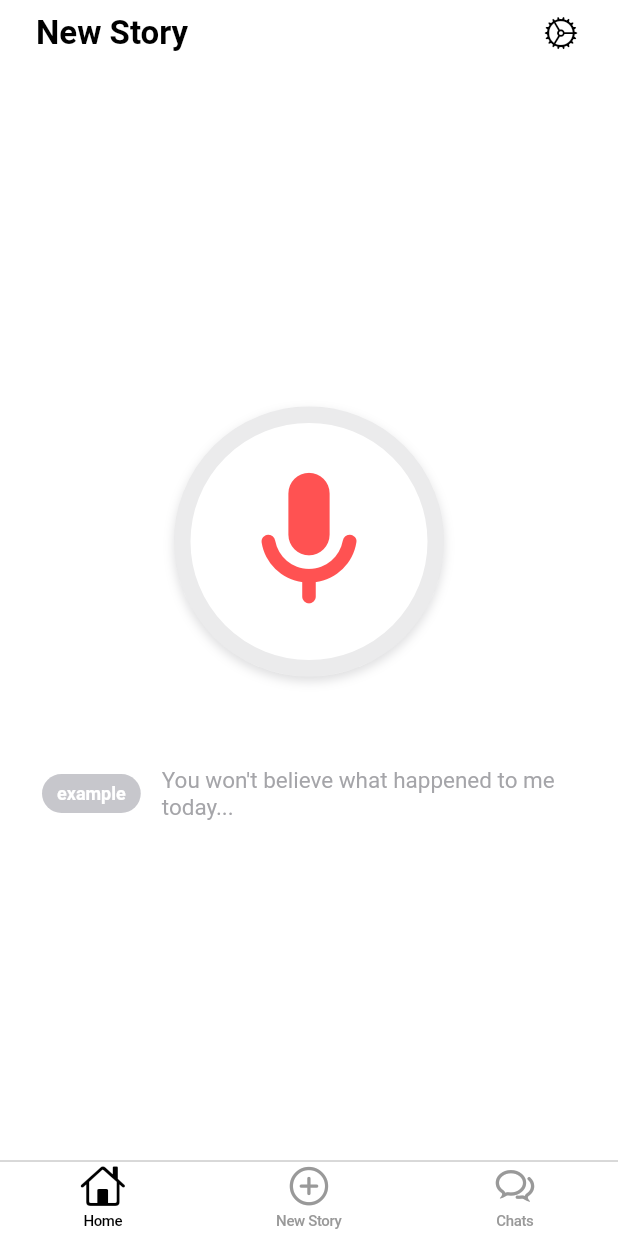
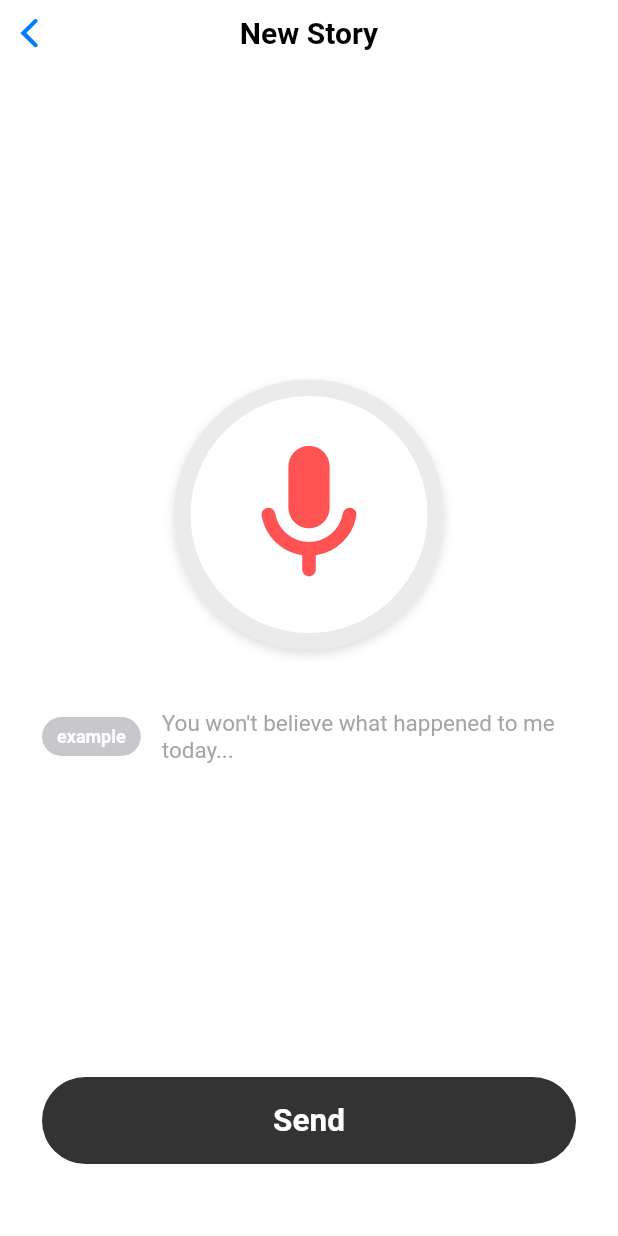
Before and after one commit to ekankr2/listen, a Flutter app: the NewStoryPage screen opened by its route, on a phone screen of 412 x 824 dp. Run offline on Flutter 3.47's test engine with Material 3 defaults, Android fonts, the phone set to English and light mode, and no system bars; our stand-ins replace get, get_storage, supabase_flutter; accounts and stored records are empty; project files that could hold a hidden picture were left out.

Commit message:
did navigation to new story but icon color not changing.

```diff
--- a/app/lib/app/routes.dart
+++ b/app/lib/app/routes.dart
@@ -5,17 +5,17 @@ import 'package:app/presentation/pages/settings/settings_page.dart';
 import 'package:get/get.dart';
 
 class AppPages {
-  static const initial = Routes.newStory;
+  static const initial = Routes.home;
 
   static final routes = [
     GetPage(
         name: '/',
         page: () => const HomePage(title: 'Listen'),
-        transition: Transition.noTransition),
+    ),
     GetPage(
         name: '/new-story',
         page: () => const NewStoryPage(),
-        transition: Transition.noTransition),
+        ),
     GetPage(
         name: '/chats',
         page: () => const ChatsPage(),
--- a/app/lib/controllers/navigation_controller.dart
+++ b/app/lib/controllers/navigation_controller.dart
@@ -7,13 +7,13 @@ class NavigationController extends GetxController {
     currentIndex.value = index;
     switch (index) {
       case 0:
-        Get.offAllNamed('/');
+        Get.offNamed('/');
         break;
       case 1:
-        Get.offAllNamed('/new-story');
+        Get.toNamed('/new-story');
         break;
       case 2:
-        Get.offAllNamed('/chats');
+        Get.offNamed('/chats');
         break;
     }
   }
--- a/app/lib/presentation/pages/home/home_page.dart
+++ b/app/lib/presentation/pages/home/home_page.dart
@@ -13,6 +13,7 @@ class HomePage extends StatelessWidget {
   @override
   Widget build(BuildContext context) {
     final HomeController store = Get.find<HomeController>();
+
 
     return BaseScaffold(
       title: title,
--- a/app/lib/presentation/pages/new-story/new_story_page.dart
+++ b/app/lib/presentation/pages/new-story/new_story_page.dart
@@ -1,19 +1,26 @@
-import 'package:app/presentation/widgets/base_scaffold.dart';
+import 'package:app/controllers/navigation_controller.dart';
 import 'package:app/presentation/widgets/buttons/circle_button.dart';
 import 'package:app/presentation/widgets/pill.dart';
 import 'package:flutter/cupertino.dart';
 import 'package:flutter/material.dart';
+import 'package:get/get.dart';
 
 class NewStoryPage extends StatelessWidget {
   const NewStoryPage({super.key});
 
   @override
   Widget build(BuildContext context) {
-    return BaseScaffold(
-      title: 'New Story',
-      body: Center(
-        child: Column(
-          spacing: 60,
+    final NavigationController navigationController =
+        Get.find<NavigationController>();
+
+    return CupertinoPageScaffold(
+      navigationBar: CupertinoNavigationBar(
+        middle: const Text('New Story'),
+      ),
+      child:
+          Column(mainAxisAlignment: MainAxisAlignment.spaceBetween, children: [
+        Expanded(
+            child: Column(
           mainAxisAlignment: MainAxisAlignment.center,
           children: [
             CircleButton(
@@ -21,6 +28,7 @@ class NewStoryPage extends StatelessWidget {
                 onPressed: () {},
                 child: Icon(Icons.mic_rounded,
                     color: Colors.redAccent, size: 110)),
+            SizedBox(height: 40),
             Padding(
               padding: const EdgeInsets.symmetric(horizontal: 28),
               child: Row(
@@ -29,17 +37,34 @@ class NewStoryPage extends StatelessWidget {
                   Pill(color: CupertinoColors.systemGrey3, text: 'example'),
                   SizedBox(width: 14),
                   Expanded(
-                    child: Text("You won't believe what happened to me today...",
+                    child: Text(
+                        "You won't believe what happened to me today...",
                         style: TextStyle(
                             fontSize: 15,
-                            color: CupertinoColors.systemGrey.withOpacity(0.8))),
-                  )
+                            color:
+                                CupertinoColors.systemGrey.withOpacity(0.8))),
+                  ),
                 ],
               ),
             )
           ],
-        ),
-      ),
+        )),
+        Padding(
+            padding: EdgeInsets.symmetric(horizontal: 28).copyWith(bottom: 48),
+            child: SizedBox(
+              width: double.infinity,
+              child: FilledButton(
+                  style: FilledButton.styleFrom(
+                      backgroundColor:
+                          CupertinoColors.black.withValues(alpha: 0.8),
+                      padding: EdgeInsets.symmetric(vertical: 14)),
+                  onPressed: () {},
+                  child: Text(
+                      style:
+                          TextStyle(fontSize: 21, fontWeight: FontWeight.w600),
+                      'Send')),
+            ))
+      ]),
     );
   }
 }
```
